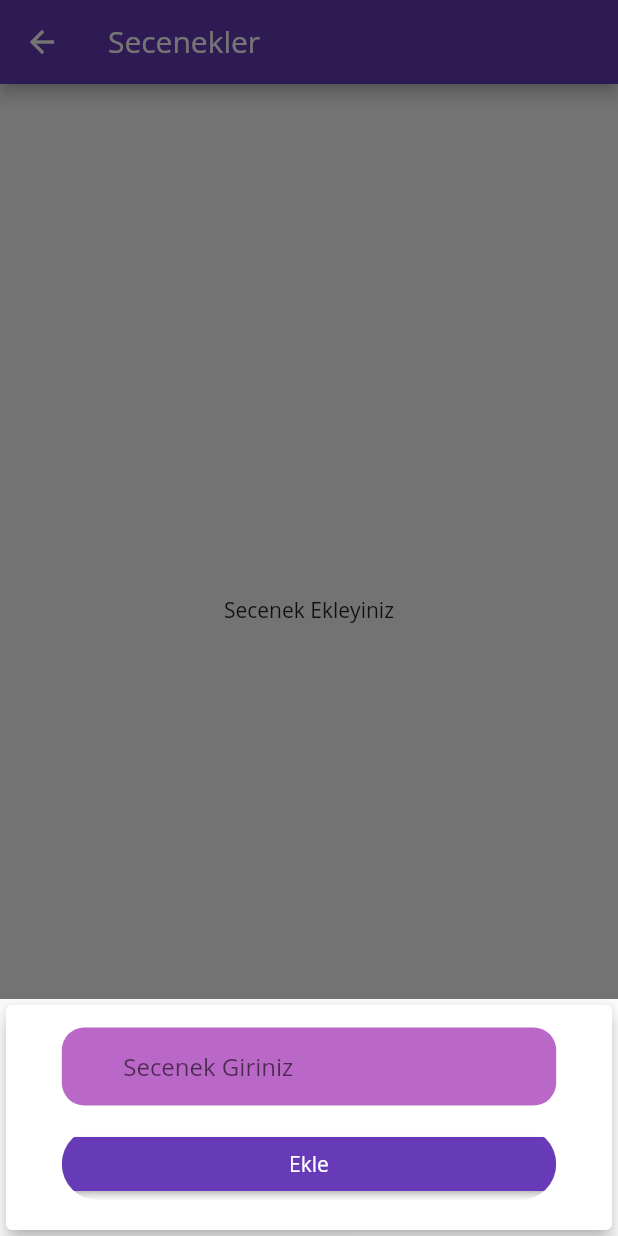
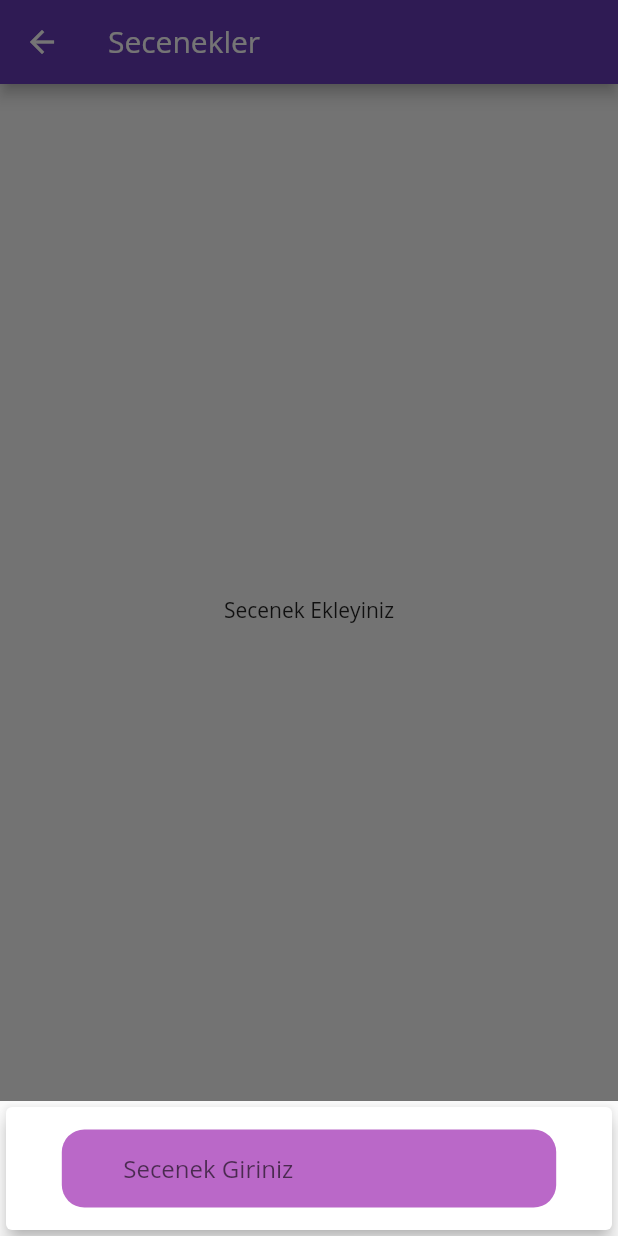
Before and after one commit to gurkay/choicen_robot, a Flutter app: the ScreenActivity screen opened directly with empty values, after a tap on the "add" icon, on a phone screen of 412 x 824 dp. Run offline on Flutter 3.47's test engine with Material 2 defaults, Android fonts, the phone set to English and light mode, and no system bars; our stand-ins replace shared_preferences, sqflite; accounts and stored records are empty.

Commit message:
new codes

```diff
--- a/lib/screens/activity/components/new_activity.dart
+++ b/lib/screens/activity/components/new_activity.dart
@@ -42,10 +42,6 @@ class _NewActivityState extends State<NewActivity> {
                 controller: _controllerActivityName,
                 onChanged: (_) => _submitData,
               ),
-              RoundedButton(
-                text: 'Ekle',
-                press: _submitData,
-              ),
             ],
           ),
         ),
```
